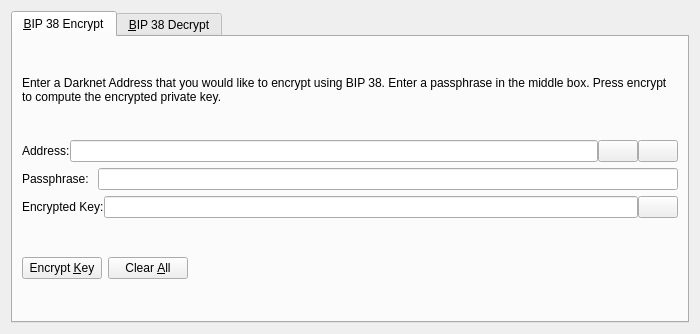
First picture: the form in src/qt/forms/bip38tooldialog.ui, repository philscurrency/philscurrency, before the edit.
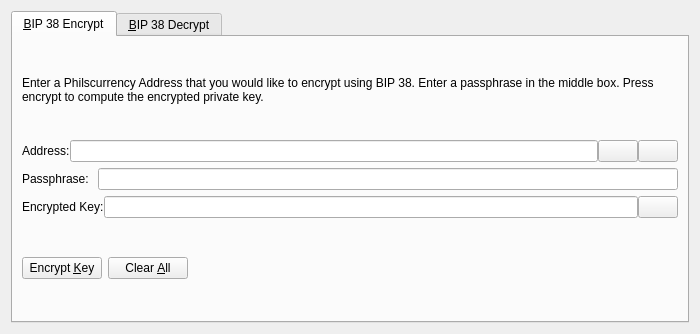
Second picture: the form after the edit. The open tabs and pages were chosen to show the change. Icons and pictures are not drawn. Custom widgets are drawn as their Qt base class.

The edit to the form file:
```diff
--- a/src/qt/forms/bip38tooldialog.ui
+++ b/src/qt/forms/bip38tooldialog.ui
@@ -30,7 +30,7 @@
        <item>
         <widget class="QLabel" name="infoLabel_ENC">
          <property name="text">
-          <string>Enter a Darknet Address that you would like to encrypt using BIP 38. Enter a passphrase in the middle box. Press encrypt to compute the encrypted private key.</string>
+          <string>Enter a Philscurrency Address that you would like to encrypt using BIP 38. Enter a passphrase in the middle box. Press encrypt to compute the encrypted private key.</string>
          </property>
          <property name="textFormat">
           <enum>Qt::PlainText</enum>
```
Left out of the diff: 24 changed lines with no effect on the pictures.
